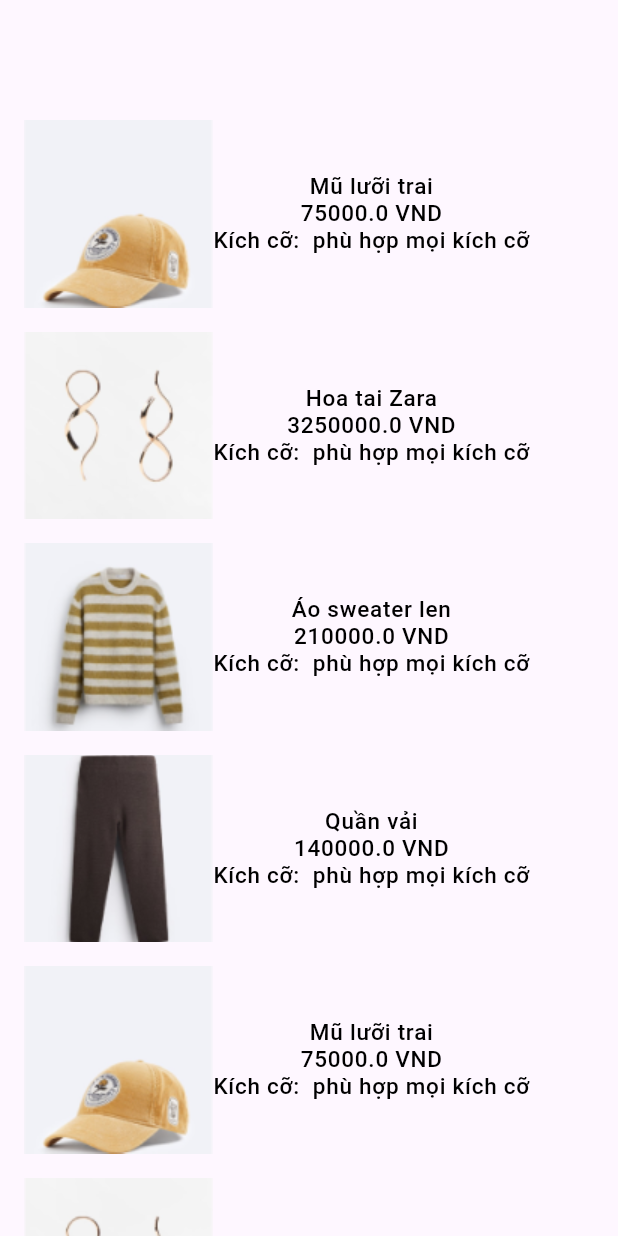
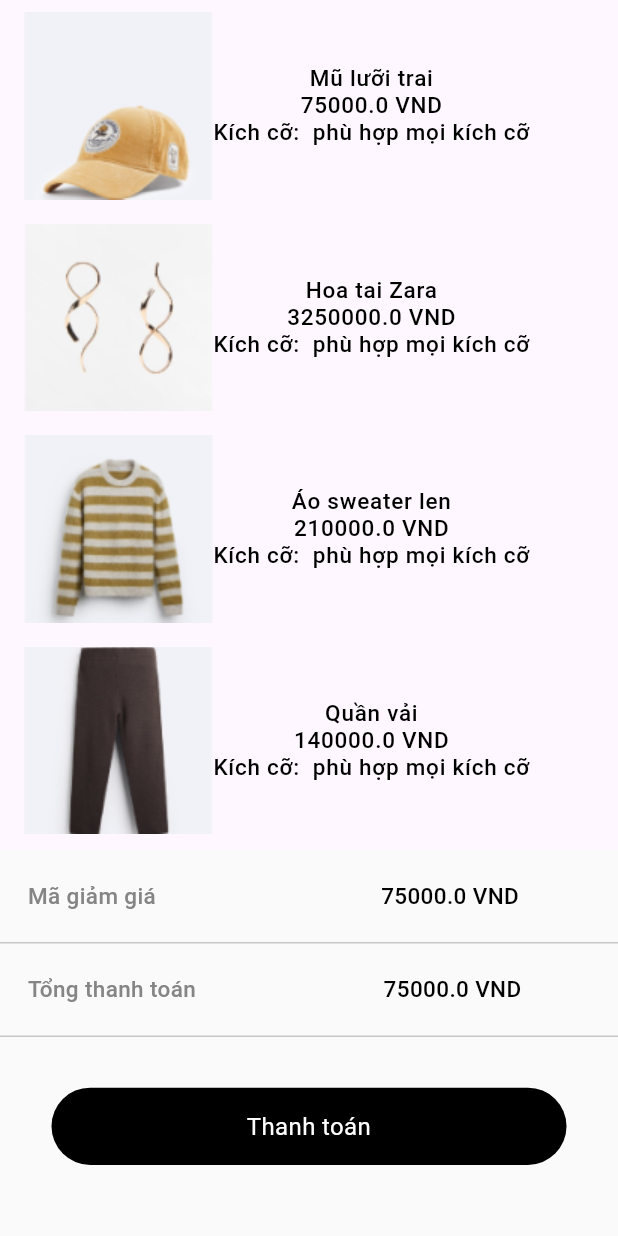
Before and after one commit to QBitGenZ/2fends-mobile, a Flutter app: the screen it shows after launch, on a phone screen of 412 x 824 dp. Run offline on Flutter 3.47's test engine with Material 3 defaults, Android fonts, the phone set to English and light mode, and no system bars; our stand-ins replace font_awesome_flutter, google_fonts.

Commit message:
xong giỏ hàng 2.0

```diff
--- a/lib/pages/account/login_page.dart
+++ b/lib/pages/account/login_page.dart
@@ -6,6 +6,7 @@ import 'package:google_fonts/google_fonts.dart';
 import '../home/home_page.dart';
 import '../home/intro_page.dart';
 import '../home/start_page.dart';
+import '../index.dart';
 import '../verify/accountAuth_page.dart';
 
 /**
@@ -177,7 +178,7 @@ class LoginPage extends StatelessWidget {
       child: ElevatedButton(
         onPressed: () {
           Navigator.of(context).push(
-            MaterialPageRoute(builder: (context) => IntroPage()),
+            MaterialPageRoute(builder: (context) => MainPage()),
           );
         },
         child: Text(
--- a/lib/pages/home/cart_page.dart
+++ b/lib/pages/home/cart_page.dart
@@ -29,11 +29,22 @@ class _CartPageState extends State<CartPage> {
     return MaterialApp(
       debugShowCheckedModeBanner: false,
       home: Scaffold(
-        body: Container(
-          height: screenHeight+1134,
-          margin: EdgeInsets.only(top: screenHeight * 0.0875),
-          child:
-          ListView(children: recommentproduct.map((e) => list(e)).toList()),
+        body: Stack(
+          children: [
+            ListView(
+              children: [
+                ...recommentproduct.map((e) => list(e)).toList(),
+              ],
+            ),
+            Positioned(
+              left: 0,
+              right: 0,
+              bottom: 0,
+              child: payContainer(recommentproduct[0]),
+              // Truyền một phần tử từ danh sách recommentproduct
+              // Đặt payContainer ở góc dưới của màn hình sử dụng Positioned.
+            ),
+          ],
         ),
       ),
     );
@@ -60,14 +71,12 @@ class _CartPageState extends State<CartPage> {
         });
         if (direction == DismissDirection.startToEnd) {
           // Add item back
-          ScaffoldMessenger.of(context).showSnackBar(
-              SnackBar(content: Text(" added"),
-                  duration: Duration(seconds: 1)));
+          ScaffoldMessenger.of(context).showSnackBar(SnackBar(
+              content: Text(" added"), duration: Duration(seconds: 1)));
         } else if (direction == DismissDirection.endToStart) {
           // Delete item
-          ScaffoldMessenger.of(context).showSnackBar(
-              SnackBar(content: Text("deleted"),
-                  duration: Duration(seconds: 1)));
+          ScaffoldMessenger.of(context).showSnackBar(SnackBar(
+              content: Text("deleted"), duration: Duration(seconds: 1)));
         }
       },
       child: ListTile(
@@ -117,6 +126,130 @@ class _CartPageState extends State<CartPage> {
       ),
     );
   }
+
+  Container payContainer(RecommentProduct recommentproduct) {
+    screenHeight = MediaQuery.of(context).size.height;
+    screenWidth = MediaQuery.of(context).size.width;
+    return Container(
+
+      decoration: BoxDecoration(color: Color(0xFFFAFAFA)),
+      width: screenWidth,
+      height: screenHeight*0.3125,
+      child: Column(
+        children: [
+          Container(
+            height: screenHeight*0.075,
+            child:
+            Row(
+              children: [
+                Container(
+            margin: EdgeInsets.fromLTRB( 0.045*screenWidth,0,150,0),
+                  child:Text('Mã giảm giá',
+                    style: TextStyle(
+                      color: Color(0xFF858585),
+                      fontSize: 15,
+                      fontFamily: 'Roboto',
+                      fontWeight: FontWeight.w500,
+                      height: 0,
+                    ),),
+                ),
+                Container(
+                  child: Text(formatPrice(recommentproduct.price),
+                    textAlign: TextAlign.center,
+                    style: TextStyle(
+                      color: Colors.black,
+                      fontSize: 15,
+                      fontFamily: 'Roboto',
+                      fontWeight: FontWeight.w500,
+                      height: 0,
+                    ),),
+                )
+
+
+              ],
+            ),
+          ),
+          Container(
+            width: screenWidth,
+            decoration: ShapeDecoration(
+              shape: RoundedRectangleBorder(
+                side: BorderSide(
+                  width: 0.50,
+                  strokeAlign: BorderSide.strokeAlignCenter,
+                  color: Color(0xFFC7C7C7),
+                ),
+              ),
+            ),
+          ),
+         Container(
+           height: screenHeight*0.075,
+           child:
+           Row(
+             children: [
+               Container(
+                 margin: EdgeInsets.fromLTRB( 0.045*screenWidth,0,125,0),
+                 child: Text('Tổng thanh toán',
+                   style: TextStyle(
+                     color: Color(0xFF858585),
+                     fontSize: 15,
+                     fontFamily: 'Roboto',
+                     fontWeight: FontWeight.w500,
+                     height: 0,
+                   ),),
+               ),
+               Container(
+                 child: Text(formatPrice(recommentproduct.price),
+                   textAlign: TextAlign.center,
+                   style: TextStyle(
+                     color: Colors.black,
+                     fontSize: 15,
+                     fontFamily: 'Roboto',
+                     fontWeight: FontWeight.w500,
+                     height: 0,
+                   ),),
+               )
+             ],
+           ),
+         ),
+          Container(
+            width: screenWidth,
+            decoration: ShapeDecoration(
+              shape: RoundedRectangleBorder(
+                side: BorderSide(
+                  width: 0.50,
+                  strokeAlign: BorderSide.strokeAlignCenter,
+                  color: Color(0xFFC7C7C7),
+                ),
+              ),
+            ),
+          ),
+          Container(
+            margin: EdgeInsets.only(top: 0.04125*screenHeight),
+            width: 0.83333*screenWidth,
+            height: screenHeight*0.0625,
+            decoration: ShapeDecoration(
+              color: Colors.black,
+              shape: RoundedRectangleBorder(
+                borderRadius: BorderRadius.circular(50),
+              ),
+            ),
+            alignment: Alignment.center,
+            child:  Text(
+                'Thanh toán',
+                textAlign: TextAlign.center,
+                style: TextStyle(
+                  color: Colors.white,
+                  fontSize: 16,
+                  fontFamily: 'Roboto',
+                  fontWeight: FontWeight.w400,
+                  height: 0,
+                ),
+              ),
+            ),
+        ],
+      ),
+    );
+  }
 }
 
 // class Product {
--- a/lib/pages/verify/accountAuth_page.dart
+++ b/lib/pages/verify/accountAuth_page.dart
@@ -4,6 +4,7 @@ import 'package:flutter/material.dart';
 import 'package:google_fonts/google_fonts.dart';
 import '../account/signup_page.dart';
 import '../home/start_page.dart';
+import '../index.dart';
 
 class AccountAuthPage extends StatelessWidget {
   late double screenWidth;
@@ -145,7 +146,9 @@ class AccountAuthPage extends StatelessWidget {
                   height: screenHeight * 0.075,
                   child: ElevatedButton(
                     onPressed: () {
-                      // Xử lý khi nhấn nút đăng nhập
+                      Navigator.of(context).push(
+                        MaterialPageRoute(builder: (context) => MainPage()),
+                      );
                     },
                     child: Text(
                       'Xác nhận',
```
